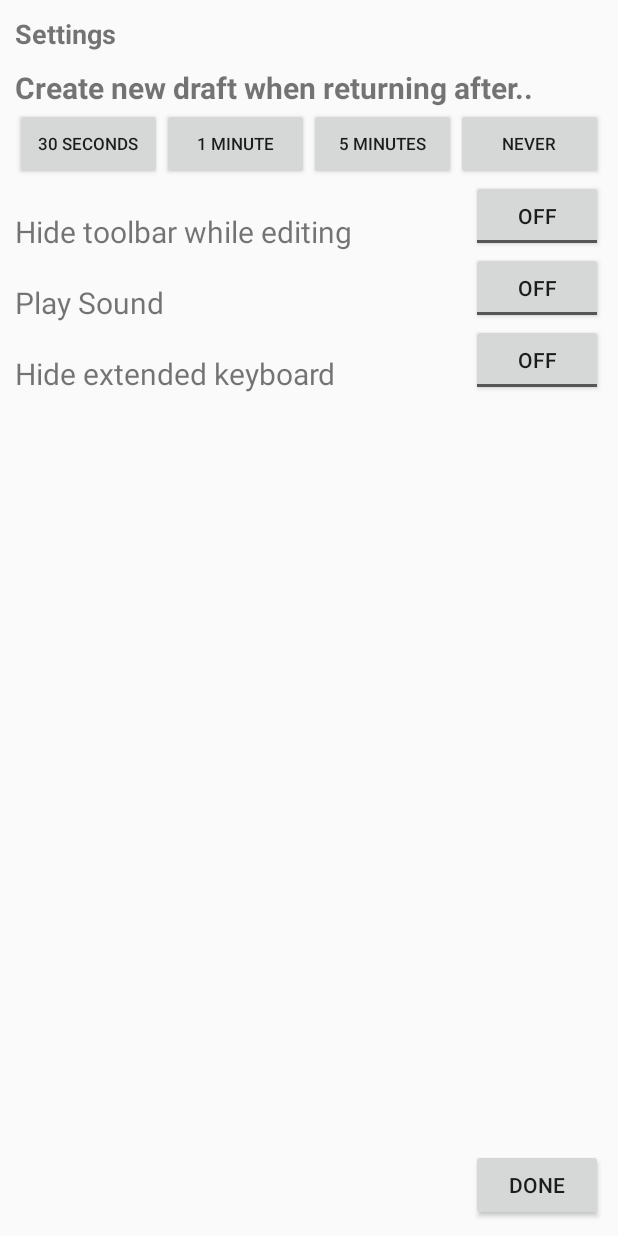
After one commit to patrickcuagan/AndroidOutline, an Android app: the SettingsActivity screen opened directly, with no data from a screen before it, on a phone screen of 412 x 824 dp. The commit adds this screen. Run offline under Robolectric (Android 15) with nearby library versions, the phone set to English and light mode, and no system bars.

Commit message:
Added settings page with option to automatically save note after ___ seconds when minimized

```diff
--- a/app/build.gradle
+++ b/app/build.gradle
@@ -28,5 +28,6 @@ dependencies {
     compile 'com.android.support:recyclerview-v7:25.1.0'
     compile 'com.android.support:cardview-v7:25.1.0'
     compile 'com.android.support:design:25.1.0'
+    compile 'com.android.support.constraint:constraint-layout:1.0.0-alpha7'
     testCompile 'junit:junit:4.12'
 }
--- a/app/src/main/AndroidManifest.xml
+++ b/app/src/main/AndroidManifest.xml
@@ -16,6 +16,7 @@
                 <category android:name="android.intent.category.LAUNCHER" />
             </intent-filter>
         </activity>
+        <activity android:name=".SettingsActivity"></activity>
     </application>
 
 </manifest>
--- a/app/src/main/java/com/example/patrick/outline/MainActivity.java
+++ b/app/src/main/java/com/example/patrick/outline/MainActivity.java
@@ -1,6 +1,8 @@
 package com.example.patrick.outline;
 import android.content.Intent;
+import android.content.SharedPreferences;
 import android.os.CountDownTimer;
+import android.preference.PreferenceManager;
 import android.support.design.widget.TabLayout;
 import android.support.v4.view.GravityCompat;
 import android.support.v4.view.ViewPager;
@@ -36,7 +38,7 @@ public class MainActivity extends AppCompatActivity {
 
     EditText etText;
     TextView tvId;
-    ImageButton ibSubmit, ibSubmitInDrawer, ibDrawer, ibCloseDrawer;
+    ImageButton ibSubmit, ibSubmitInDrawer, ibDrawer, ibCloseDrawer, ibSettings;
 
     /*
         Just to be able to close navigationview with back press on system
@@ -72,7 +74,11 @@ public class MainActivity extends AppCompatActivity {
     protected void onPause() {
         super.onPause();
 
-        timer = new CountDownTimer(5000, 1000) {
+        SharedPreferences sp = PreferenceManager.getDefaultSharedPreferences(getBaseContext());
+        int timeToRefresh = sp.getInt("timeToRefresh", -1);
+
+        if(timeToRefresh != -2) {
+            timer = new CountDownTimer(timeToRefresh, 1000) {
                 public void onTick(long millisUntilFinished) {
                     isRunning = true;
                 }
@@ -87,10 +93,12 @@ public class MainActivity extends AppCompatActivity {
 
                         dbHelper.createNote(note);
 
-                    finish();
+                        etText.setText("");
+                        noteAdapter.changeCursor(dbHelper.getAllNotes());
                     }
                 }
             }.start();
+        }
     }
 
     @Override
@@ -250,6 +258,18 @@ public class MainActivity extends AppCompatActivity {
         };
         ItemTouchHelper itemTouchHelper = new ItemTouchHelper(simpleItemTouchCallback);
         itemTouchHelper.attachToRecyclerView(rvNote);
+
+        /*
+            Toggle settings
+         */
+        ibSettings = (ImageButton) findViewById(R.id.ib_settings);
+        ibSettings.setOnClickListener(new View.OnClickListener() {
+            @Override
+            public void onClick(View v) {
+                Intent i = new Intent(getBaseContext(), SettingsActivity.class);
+                startActivity(i);
+            }
+        });
     }
 
     // Get date and time in string
--- /dev/null
+++ b/app/src/main/java/com/example/patrick/outline/SettingsActivity.java
@@ -0,0 +1,87 @@
+package com.example.patrick.outline;
+
+import android.content.Intent;
+import android.content.SharedPreferences;
+import android.preference.PreferenceManager;
+import android.support.v7.app.AppCompatActivity;
+import android.os.Bundle;
+import android.view.View;
+import android.widget.Button;
+
+public class SettingsActivity extends AppCompatActivity {
+
+    Button btnDone;
+
+    Button btn30s, btn1m, btn5m, btnNever;
+
+    @Override
+    protected void onCreate(Bundle savedInstanceState) {
+        super.onCreate(savedInstanceState);
+        setContentView(R.layout.activity_settings);
+
+        /*
+            Save settings
+         */
+        btnDone = (Button) findViewById(R.id.btn_done);
+        btnDone.setOnClickListener(new View.OnClickListener() {
+            @Override
+            public void onClick(View v) {
+                Intent i = new Intent(getBaseContext(), MainActivity.class);
+                startActivity(i);
+            }
+        });
+
+
+        /*
+            Time it takes to refresh settings
+         */
+        btn30s = (Button) findViewById(R.id.btn_30s);
+        btn1m = (Button) findViewById(R.id.btn_1m);
+        btn5m = (Button) findViewById(R.id.btn_5m);
+        btnNever = (Button) findViewById(R.id.btn_never);
+
+        btn30s.setOnClickListener(new View.OnClickListener() {
+            @Override
+            public void onClick(View v) {
+                SharedPreferences sp = PreferenceManager.getDefaultSharedPreferences(getBaseContext());
+                SharedPreferences.Editor editor = sp.edit();
+
+                editor.putInt("timeToRefresh", 30000);
+                editor.commit();
+            }
+        });
+
+        btn1m.setOnClickListener(new View.OnClickListener() {
+            @Override
+            public void onClick(View v) {
+                SharedPreferences sp = PreferenceManager.getDefaultSharedPreferences(getBaseContext());
+                SharedPreferences.Editor editor = sp.edit();
+
+                editor.putInt("timeToRefresh", 60000);
+                editor.commit();
+            }
+        });
+
+        btn5m.setOnClickListener(new View.OnClickListener() {
+            @Override
+            public void onClick(View v) {
+                SharedPreferences sp = PreferenceManager.getDefaultSharedPreferences(getBaseContext());
+                SharedPreferences.Editor editor = sp.edit();
+
+                editor.putInt("timeToRefresh", 300000);
+                editor.commit();
+            }
+        });
+
+        btnNever.setOnClickListener(new View.OnClickListener() {
+            @Override
+            public void onClick(View v) {
+                SharedPreferences sp = PreferenceManager.getDefaultSharedPreferences(getBaseContext());
+                SharedPreferences.Editor editor = sp.edit();
+
+                editor.putInt("timeToRefresh", -2);
+                editor.commit();
+            }
+        });
+    }
+}
--- a/app/src/main/res/layout/activity_main.xml
+++ b/app/src/main/res/layout/activity_main.xml
@@ -106,6 +106,16 @@
 
                 </android.support.v7.widget.RecyclerView>
 
+                <ImageButton android:layout_width="wrap_content"
+                    android:layout_height="wrap_content"
+                    android:src="@drawable/settings"
+                    android:layout_alignParentRight="true"
+                    android:layout_alignParentBottom="true"
+                    android:id="@+id/ib_settings"
+                    android:background="#00000000">
+
+                </ImageButton>
+
             </RelativeLayout>
 
     </android.support.design.widget.NavigationView>
--- /dev/null
+++ b/app/src/main/res/layout/activity_settings.xml
@@ -0,0 +1,127 @@
+<?xml version="1.0" encoding="utf-8"?>
+<RelativeLayout xmlns:android="http://schemas.android.com/apk/res/android"
+    xmlns:tools="http://schemas.android.com/tools"
+    android:layout_width="match_parent"
+    android:layout_height="match_parent"
+    android:padding="10dp">
+
+    <TextView
+        android:id="@+id/tv_settings"
+        android:layout_width="match_parent"
+        android:layout_height="wrap_content"
+        android:text="Settings"
+        android:layout_centerHorizontal="true"
+        android:textStyle="bold"
+        android:textSize="18dp">
+    </TextView>
+
+    <TextView
+        android:id="@+id/tv_label"
+        android:layout_width="match_parent"
+        android:layout_height="wrap_content"
+        android:text="Create new draft when returning after.."
+        android:layout_below="@id/tv_settings"
+        android:textStyle="bold"
+        android:layout_marginTop="10dp"
+        android:textSize="20dp"/>
+
+    <LinearLayout
+        android:layout_width="match_parent"
+        android:layout_height="wrap_content"
+        android:orientation="horizontal"
+        android:layout_below="@id/tv_label"
+        android:id="@+id/linearLayout">
+        <Button
+            android:id="@+id/btn_30s"
+            android:layout_width="0dp"
+            android:layout_height="wrap_content"
+            android:layout_weight="1"
+            android:textSize="11dp"
+            android:text="30 seconds"/>
+        <Button
+            android:id="@+id/btn_1m"
+            android:layout_width="0dp"
+            android:layout_height="wrap_content"
+            android:layout_weight="1"
+            android:textSize="11dp"
+            android:text="1 minute"/>
+        <Button
+            android:id="@+id/btn_5m"
+            android:layout_width="0dp"
+            android:layout_height="wrap_content"
+            android:layout_weight="1"
+            android:textSize="11dp"
+            android:text="5 minutes"/>
+
+        <Button
+            android:id="@+id/btn_never"
+            android:layout_width="0dp"
+            android:layout_height="wrap_content"
+            android:layout_weight="1"
+            android:textSize="11dp"
+            android:text="never"/>
+    </LinearLayout>
+
+    <ToggleButton
+        android:layout_width="wrap_content"
+        android:layout_height="wrap_content"
+        android:text="New ToggleButton"
+        android:id="@+id/tgl_toolbar"
+        android:layout_below="@+id/linearLayout"
+        android:layout_alignParentEnd="true" />
+
+    <TextView
+        android:layout_width="wrap_content"
+        android:layout_height="wrap_content"
+        android:text="Hide toolbar while editing"
+        android:id="@+id/tv_toolbar"
+        android:layout_alignBottom="@+id/tgl_toolbar"
+        android:layout_alignParentStart="true"
+        android:textSize="20dp"/>
+
+    <ToggleButton
+        android:layout_width="wrap_content"
+        android:layout_height="wrap_content"
+        android:text="New ToggleButton"
+        android:id="@+id/tgl_playsound"
+        android:layout_below="@+id/tgl_toolbar"
+        android:layout_alignParentEnd="true" />
+
+    <TextView
+        android:layout_width="wrap_content"
+        android:layout_height="wrap_content"
+        android:text="Play Sound"
+        android:id="@+id/tv_playsound"
+        android:layout_below="@id/tv_toolbar"
+        android:layout_marginTop="20dp"
+        android:layout_alignParentStart="true"
+        android:textSize="20dp"/>
+
+    <ToggleButton
+        android:layout_width="wrap_content"
+        android:layout_height="wrap_content"
+        android:text="New ToggleButton"
+        android:id="@+id/tgl_keyboard"
+        android:layout_below="@+id/tgl_playsound"
+        android:layout_alignParentEnd="true" />
+
+    <TextView
+        android:layout_width="wrap_content"
+        android:layout_height="wrap_content"
+        android:text="Hide extended keyboard"
+        android:id="@+id/tv_keyboard"
+        android:layout_below="@id/tv_playsound"
+        android:layout_marginTop="20dp"
+        android:layout_alignParentStart="true"
+        android:textSize="20dp"/>
+
+    <Button
+        android:layout_width="wrap_content"
+        android:layout_height="wrap_content"
+        android:text="Done"
+        android:id="@+id/btn_done"
+        android:layout_alignParentBottom="true"
+        android:layout_alignParentEnd="true" />
+
+
+</RelativeLayout>
```
Also changed, not shown: app/src/main/res/drawable/settings.png (added). Lines whose indentation alone changed are shown as unchanged.
